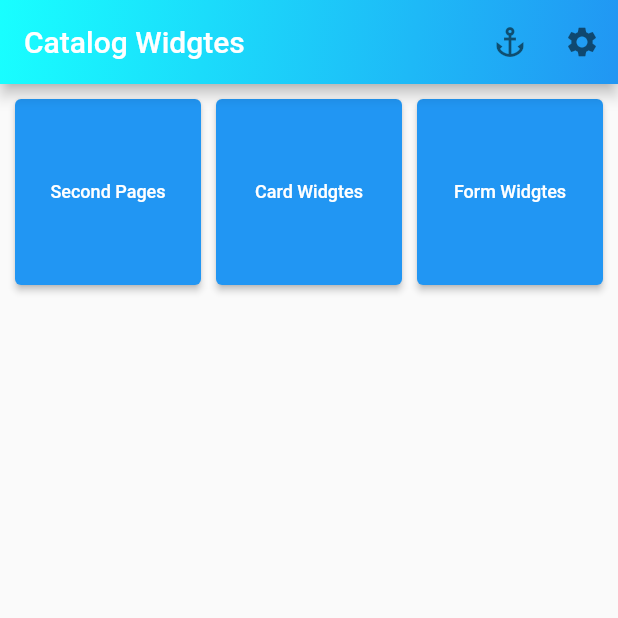
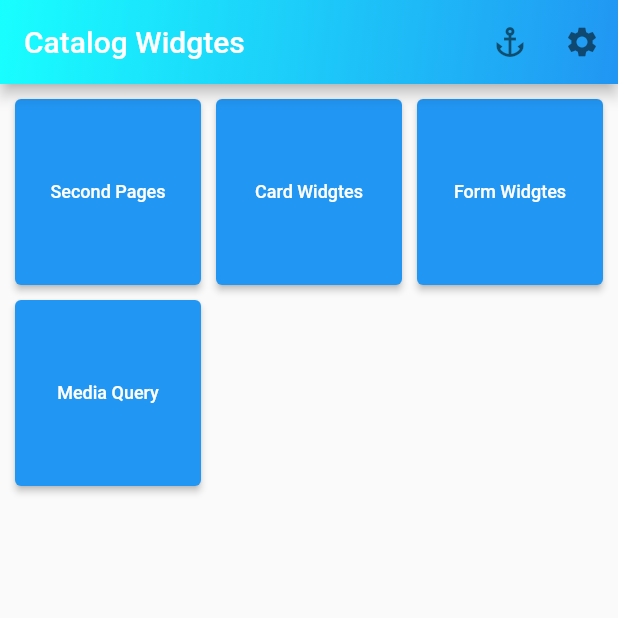
Before and after one commit to saldisucipto/flutter_great, a Flutter app: the MainPages screen opened directly, on a phone screen of 412 x 824 dp, the top half of it. Run offline on Flutter 3.47's test engine with Material 2 defaults, Android fonts, the phone set to English and light mode, and no system bars.

Commit message:
Menggunkan Query Widgets

```diff
--- a/lib/pages/main_pages.dart
+++ b/lib/pages/main_pages.dart
@@ -2,6 +2,7 @@ import 'package:flutter/material.dart';
 import 'package:myapp/pages/second_pages.dart';
 import 'package:myapp/pages/widgets/card_widgets.dart';
 import 'package:myapp/pages/widgets/nav_route.dart';
+import 'package:myapp/pages/widgets/responseive_widgtes.dart';
 import 'package:myapp/pages/widgets/textfiels_widgtes.dart';
 
 class MainPages extends StatelessWidget {
@@ -61,6 +62,10 @@ class MainPages extends StatelessWidget {
             classTujuan: FormWidgets(),
             namaNavigasi: "Form Widgtes",
           ),
+          Navigasi(
+            classTujuan: ResponisveWidgets(),
+            namaNavigasi: "Media Query",
+          ),
         ],
       ),
     );
```
Also changed, not shown: lib/pages/widgets/responseive_widgtes.dart (added, +26 -0 lines).
